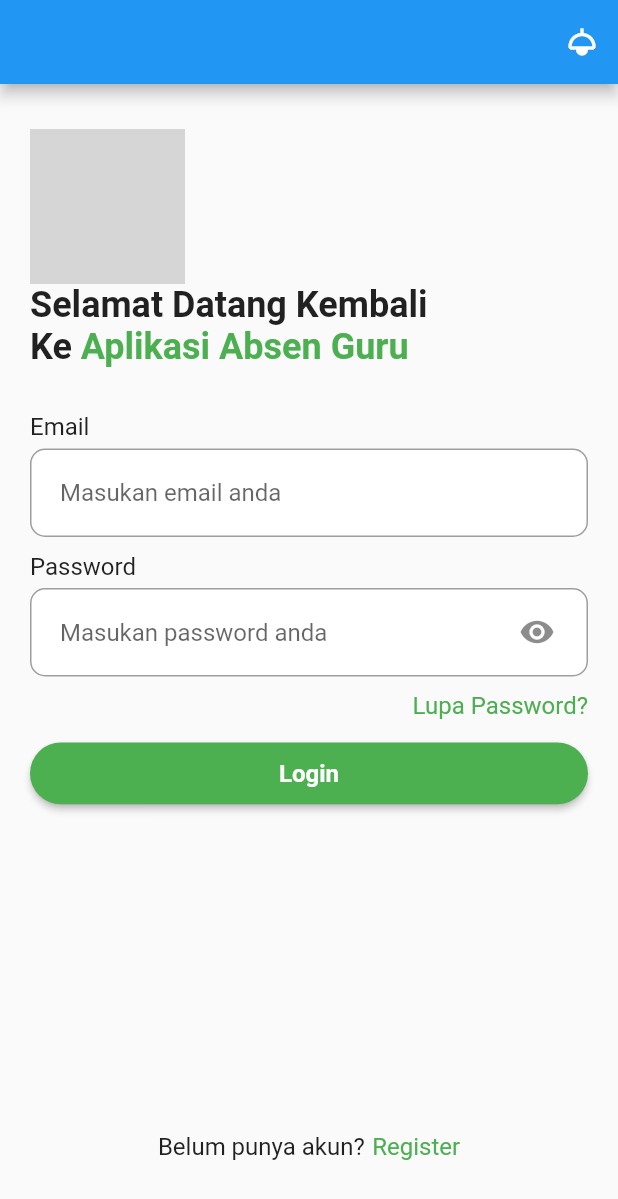
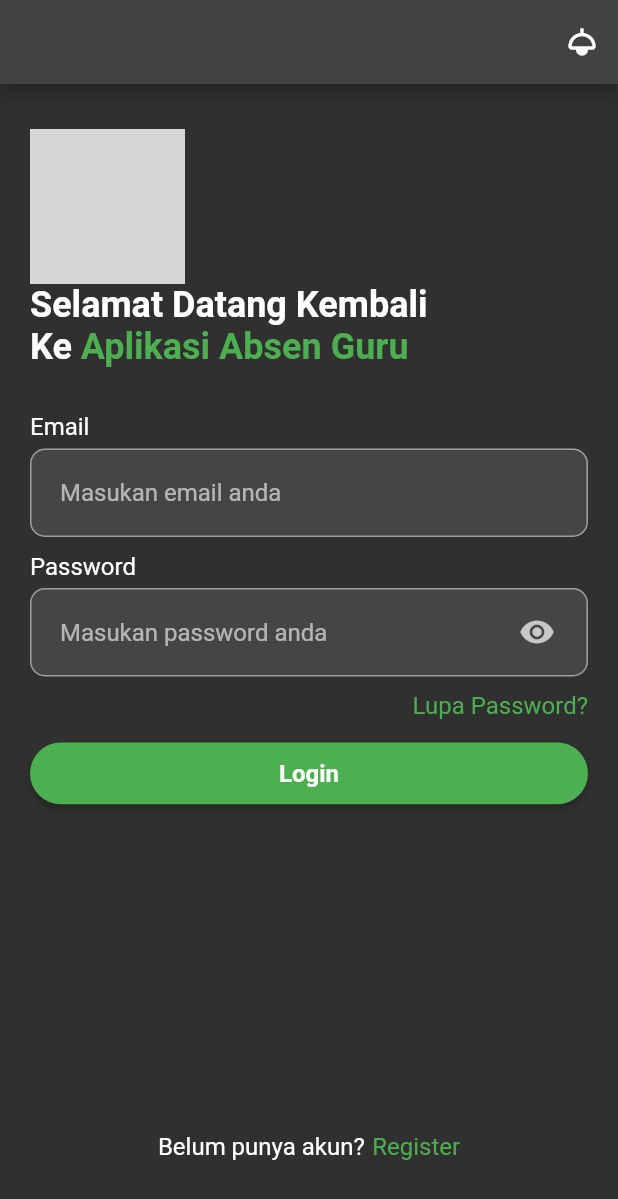
Before and after one commit to magerngulik/aplikasi-absen-UI, a Flutter app: the screen it shows after launch, on a phone screen of 412 x 824 dp. Shown: the top 1199 px of the screen. Run offline on Flutter 3.47's test engine with Material 2 defaults, Android fonts, the phone set to English and light mode, and no system bars; our stand-ins replace bloc, dartz, dio, flutter_bloc, freezed_annotation, logger and 1 more; grey boxes are pictures that could not be loaded.

Commit message:
update perbaikan di bagian pop up empty data dan perbaikan tema di bagian textfield

```diff
--- a/lib/main.dart
+++ b/lib/main.dart
@@ -10,6 +10,7 @@ import 'package:shared_preferences/shared_preferences.dart';
 
 void main() async {
   Bloc.observer = MyBlocObserver();
+  SharedPreferences prefs = await SharedPreferences.getInstance();
 
   runApp(MultiBlocProvider(
     providers: [
@@ -17,7 +18,7 @@ void main() async {
         create: (context) => AuthBloc(),
       ),
       BlocProvider(
-        create: (context) => ThemeCubit(),
+        create: (context) => ThemeCubit(prefs: prefs),
       )
     ],
     child: const MyApp(),
--- a/lib/my_app.dart
+++ b/lib/my_app.dart
@@ -4,8 +4,19 @@ import 'package:new_attandance/src/presentation/auth/screen/login_screen.dart';
 import 'package:new_attandance/src/shared/bloc/theme/theme_cubit.dart';
 import 'package:new_attandance/src/shared/services/q_theme.dart';
 
-class MyApp extends StatelessWidget {
+class MyApp extends StatefulWidget {
   const MyApp({super.key});
+
+  @override
+  State<MyApp> createState() => _MyAppState();
+}
+
+class _MyAppState extends State<MyApp> {
+  @override
+  void initState() {
+    super.initState();
+    context.read<ThemeCubit>().cekTheme();
+  }
 
   @override
   Widget build(BuildContext context) {
--- a/lib/src/presentation/auth/screen/login_screen.dart
+++ b/lib/src/presentation/auth/screen/login_screen.dart
@@ -3,12 +3,16 @@
 
 import 'package:flutter/material.dart';
 import 'package:flutter_bloc/flutter_bloc.dart';
+import 'package:new_attandance/src/presentation/auth/widget/q_button_access.dart';
+import 'package:new_attandance/src/presentation/auth/widget/q_button_auth.dart';
+import 'package:new_attandance/src/presentation/auth/widget/q_headLogo.dart';
 
 import 'package:new_attandance/src/presentation/auth/widget/q_textfield_login.dart';
 import 'package:new_attandance/src/presentation/home/screen/home_screen.dart';
 import 'package:new_attandance/src/shared/bloc/theme/theme_cubit.dart';
 
 import '../bloc/auth/auth_bloc.dart';
+import '../widget/q_dialog_error.dart';
 
 class LoginScreen extends StatefulWidget {
   const LoginScreen({Key? key}) : super(key: key);
@@ -41,24 +45,8 @@ class _LoginScreenState extends State<LoginScreen> {
               context: context,
               barrierDismissible: true,
               builder: (BuildContext context) {
-                return AlertDialog(
-                  title: const Text('Info'),
-                  content: SingleChildScrollView(
-                    child: ListBody(
-                      children: <Widget>[
-                        Text(errorMessage),
-                      ],
-                    ),
-                  ),
-                  actions: <Widget>[
-                    ElevatedButton(
-                      style: ElevatedButton.styleFrom(),
-                      onPressed: () {
-                        Navigator.pop(context);
-                      },
-                      child: const Text("Ok"),
-                    ),
-                  ],
+                return QDialogError(
+                  errorMessage: errorMessage,
                 );
               },
             );
@@ -135,10 +123,13 @@ class _LoginScreenState extends State<LoginScreen> {
                           h: h,
                           title: "Login",
                           onPress: () {
-                            debugPrint("email =>${email.text}");
-                            debugPrint("password =>${password.text}");
-                            auth.add(AuthEvent.login(
-                                email: email.text, password: password.text));
+                            if (email.text.isEmpty && password.text.isEmpty) {
+                              dialogError(context,
+                                  "Email dan password tidak boleh kosong");
+                            } else {
+                              auth.add(AuthEvent.login(
+                                  email: email.text, password: password.text));
+                            }
                           },
                         );
                       },
@@ -168,158 +159,3 @@ class _LoginScreenState extends State<LoginScreen> {
     );
   }
 }
-
-class QButtonAcccess extends StatelessWidget {
-  final String title;
-  final String head;
-  final Function onPress;
-  const QButtonAcccess({
-    Key? key,
-    required this.title,
-    required this.head,
-    required this.onPress,
-  }) : super(key: key);
-
-  @override
-  Widget build(BuildContext context) {
-    return Row(
-      crossAxisAlignment: CrossAxisAlignment.center,
-      mainAxisAlignment: MainAxisAlignment.center,
-      children: [
-        Text(
-          title,
-          style: const TextStyle(
-            fontSize: 16.0,
-          ),
-        ),
-        const SizedBox(
-          width: 5.0,
-        ),
-        InkWell(
-          onTap: () {},
-          child: Text(
-            head,
-            style: const TextStyle(
-              fontSize: 16.0,
-              color: Colors.green,
-            ),
-          ),
-        )
-      ],
-    );
-  }
-}
-
-class QButtonAuth extends StatelessWidget {
-  final String title;
-  final double h;
-  final Function onPress;
-  const QButtonAuth({
-    super.key,
-    required this.h,
-    required this.title,
-    required this.onPress,
-  });
-
-  @override
-  Widget build(BuildContext context) {
-    return SizedBox(
-      width: MediaQuery.of(context).size.width,
-      height: h * 0.05,
-      child: ElevatedButton(
-        style: ElevatedButton.styleFrom(
-          backgroundColor: Colors.green,
-          shape: RoundedRectangleBorder(
-            borderRadius: BorderRadius.circular(32),
-          ),
-        ),
-        onPressed: () => onPress(),
-        child: Text(
-          title,
-          style: const TextStyle(
-            fontSize: 16.0,
-            color: Colors.white,
-            fontWeight: FontWeight.bold,
-          ),
-        ),
-      ),
-    );
-  }
-}
-
-class QHeadLogo extends StatelessWidget {
-  final String title;
-  const QHeadLogo({
-    Key? key,
-    required this.title,
-    required this.h,
-  }) : super(key: key);
-
-  final double h;
-
-  @override
-  Widget build(BuildContext context) {
-    return Column(
-      children: [
-        Row(
-          crossAxisAlignment: CrossAxisAlignment.start,
-          children: [
-            Container(
-              height: h / 8,
-              width: h / 8,
-              decoration: const BoxDecoration(
-                image: DecorationImage(
-                  image: AssetImage(
-                    "assets/icon/logo.png",
-                  ),
-                  fit: BoxFit.cover,
-                ),
-                borderRadius: BorderRadius.all(
-                  Radius.circular(
-                    8.0,
-                  ),
-                ),
-              ),
-            ),
-          ],
-        ),
-        SizedBox(
-          width: MediaQuery.of(context).size.width,
-          child: Column(
-            crossAxisAlignment: CrossAxisAlignment.start,
-            mainAxisAlignment: MainAxisAlignment.start,
-            children: [
-              Text(
-                title,
-                style: const TextStyle(
-                  fontSize: 24.0,
-                  fontWeight: FontWeight.bold,
-                ),
-              ),
-              const Row(
-                crossAxisAlignment: CrossAxisAlignment.start,
-                children: [
-                  Text(
-                    "Ke ",
-                    style: TextStyle(
-                      fontSize: 24.0,
-                      fontWeight: FontWeight.bold,
-                    ),
-                  ),
-                  Text(
-                    "Aplikasi Absen Guru",
-                    style: TextStyle(
-                      fontSize: 24.0,
-                      fontWeight: FontWeight.bold,
-                      color: Colors.green,
-                    ),
-                  )
-                ],
-              ),
-            ],
-          ),
-        ),
-      ],
-    );
-  }
-}
--- a/lib/src/presentation/auth/screen/register_screen.dart
+++ b/lib/src/presentation/auth/screen/register_screen.dart
@@ -2,6 +2,9 @@
 
 import 'package:flutter/material.dart';
 import 'package:new_attandance/src/presentation/auth/screen/login_screen.dart';
+import 'package:new_attandance/src/presentation/auth/widget/q_button_access.dart';
+import 'package:new_attandance/src/presentation/auth/widget/q_button_auth.dart';
+import 'package:new_attandance/src/presentation/auth/widget/q_headLogo.dart';
 import 'package:new_attandance/src/presentation/auth/widget/q_textfield_login.dart';
 
 class RegisterScreens extends StatefulWidget {
--- /dev/null
+++ b/lib/src/presentation/auth/widget/q_button_access.dart
@@ -0,0 +1,42 @@
+import 'package:flutter/material.dart';
+
+class QButtonAcccess extends StatelessWidget {
+  final String title;
+  final String head;
+  final Function onPress;
+  const QButtonAcccess({
+    Key? key,
+    required this.title,
+    required this.head,
+    required this.onPress,
+  }) : super(key: key);
+
+  @override
+  Widget build(BuildContext context) {
+    return Row(
+      crossAxisAlignment: CrossAxisAlignment.center,
+      mainAxisAlignment: MainAxisAlignment.center,
+      children: [
+        Text(
+          title,
+          style: const TextStyle(
+            fontSize: 16.0,
+          ),
+        ),
+        const SizedBox(
+          width: 5.0,
+        ),
+        InkWell(
+          onTap: () {},
+          child: Text(
+            head,
+            style: const TextStyle(
+              fontSize: 16.0,
+              color: Colors.green,
+            ),
+          ),
+        )
+      ],
+    );
+  }
+}
--- /dev/null
+++ b/lib/src/presentation/auth/widget/q_button_auth.dart
@@ -0,0 +1,38 @@
+import 'package:flutter/material.dart';
+
+class QButtonAuth extends StatelessWidget {
+  final String title;
+  final double h;
+  final Function onPress;
+  const QButtonAuth({
+    super.key,
+    required this.h,
+    required this.title,
+    required this.onPress,
+  });
+
+  @override
+  Widget build(BuildContext context) {
+    return SizedBox(
+      width: MediaQuery.of(context).size.width,
+      height: h * 0.05,
+      child: ElevatedButton(
+        style: ElevatedButton.styleFrom(
+          backgroundColor: Colors.green,
+          shape: RoundedRectangleBorder(
+            borderRadius: BorderRadius.circular(32),
+          ),
+        ),
+        onPressed: () => onPress(),
+        child: Text(
+          title,
+          style: const TextStyle(
+            fontSize: 16.0,
+            color: Colors.white,
+            fontWeight: FontWeight.bold,
+          ),
+        ),
+      ),
+    );
+  }
+}
--- /dev/null
+++ b/lib/src/presentation/auth/widget/q_headLogo.dart
@@ -0,0 +1,78 @@
+import 'package:flutter/material.dart';
+
+class QHeadLogo extends StatelessWidget {
+  final String title;
+  const QHeadLogo({
+    Key? key,
+    required this.title,
+    required this.h,
+  }) : super(key: key);
+
+  final double h;
+
+  @override
+  Widget build(BuildContext context) {
+    return Column(
+      children: [
+        Row(
+          crossAxisAlignment: CrossAxisAlignment.start,
+          children: [
+            Container(
+              height: h / 8,
+              width: h / 8,
+              decoration: const BoxDecoration(
+                image: DecorationImage(
+                  image: AssetImage(
+                    "assets/icon/logo.png",
+                  ),
+                  fit: BoxFit.cover,
+                ),
+                borderRadius: BorderRadius.all(
+                  Radius.circular(
+                    8.0,
+                  ),
+                ),
+              ),
+            ),
+          ],
+        ),
+        SizedBox(
+          width: MediaQuery.of(context).size.width,
+          child: Column(
+            crossAxisAlignment: CrossAxisAlignment.start,
+            mainAxisAlignment: MainAxisAlignment.start,
+            children: [
+              Text(
+                title,
+                style: const TextStyle(
+                  fontSize: 24.0,
+                  fontWeight: FontWeight.bold,
+                ),
+              ),
+              const Row(
+                crossAxisAlignment: CrossAxisAlignment.start,
+                children: [
+                  Text(
+                    "Ke ",
+                    style: TextStyle(
+                      fontSize: 24.0,
+                      fontWeight: FontWeight.bold,
+                    ),
+                  ),
+                  Text(
+                    "Aplikasi Absen Guru",
+                    style: TextStyle(
+                      fontSize: 24.0,
+                      fontWeight: FontWeight.bold,
+                      color: Colors.green,
+                    ),
+                  )
+                ],
+              ),
+            ],
+          ),
+        ),
+      ],
+    );
+  }
+}
--- a/lib/src/presentation/auth/widget/q_textfield_login.dart
+++ b/lib/src/presentation/auth/widget/q_textfield_login.dart
@@ -38,7 +38,6 @@ class QTextfieldAuth extends StatelessWidget {
                 contentPadding:
                     const EdgeInsets.symmetric(horizontal: 20.0, vertical: 20),
                 filled: true,
-                fillColor: Colors.white,
                 hintText: hint,
                 enabledBorder: OutlineInputBorder(
                     borderRadius: BorderRadius.circular(10),
--- a/lib/src/shared/bloc/theme/theme_cubit.dart
+++ b/lib/src/shared/bloc/theme/theme_cubit.dart
@@ -1,9 +1,18 @@
 import 'package:bloc/bloc.dart';
+import 'package:shared_preferences/shared_preferences.dart';
 
 class ThemeCubit extends Cubit<bool> {
-  ThemeCubit() : super(true);
+  final SharedPreferences prefs;
 
-  changeTheme() {
+  ThemeCubit({required this.prefs}) : super(true);
+
+  changeTheme() async {
+    await prefs.setBool("theme", !state);
     emit(!state);
   }
+
+  cekTheme() async {
+    bool? data = prefs.getBool("theme") ?? false;
+    emit(data);
+  }
 }
--- a/lib/src/shared/services/q_theme.dart
+++ b/lib/src/shared/services/q_theme.dart
@@ -2,5 +2,6 @@ import 'package:flutter/material.dart';
 
 class QTheme {
   static var isDark = ThemeData.dark();
-  static var isLight = ThemeData.light();
+  static var isLight = ThemeData.light()
+      .copyWith(colorScheme: ColorScheme.fromSeed(seedColor: Colors.green));
 }
```
Also changed, not shown: lib/src/presentation/auth/widget/q_dialog_error.dart (added, +41 -0 lines).
